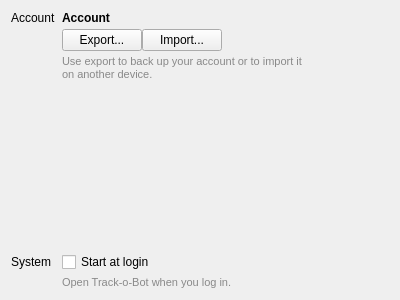
Above: src/settings_widget.ui from stevschmid/track-o-bot before the change. Below: the same form after it.
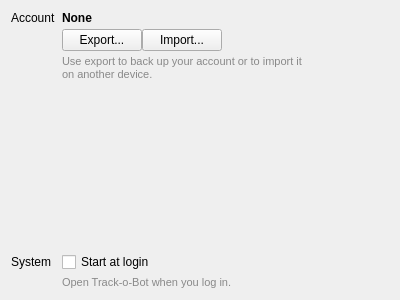
That is the form after the change.

Commit message: improve account creation

```diff
--- a/src/settings_widget.ui
+++ b/src/settings_widget.ui
@@ -45,7 +45,7 @@
         </font>
        </property>
        <property name="text">
-        <string>Account</string>
+        <string>None</string>
        </property>
       </widget>
      </item>
```
The commit also changes 3 other files.
